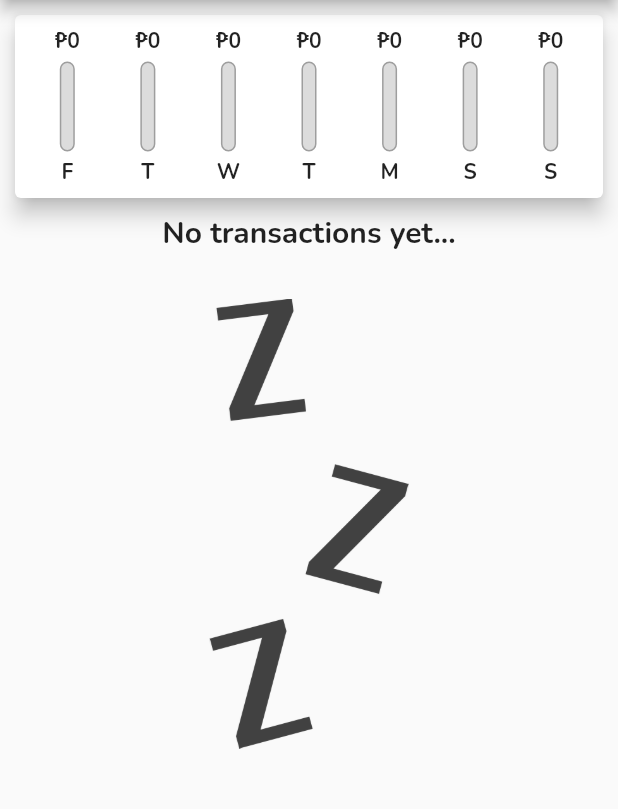
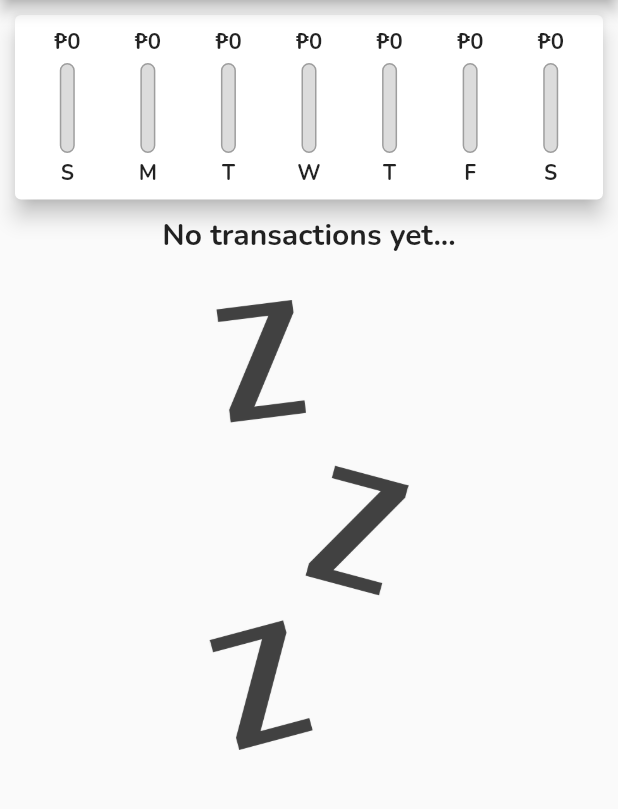
Before and after one commit to johnkevinlosito/personal_expenses_flutter, a Flutter app: the screen it shows after launch, on a phone screen of 412 x 824 dp, the part 84-893 px from its top. Run offline on Flutter 3.47's test engine with Material 2 defaults, Android fonts, the phone set to English and light mode, and no system bars; Roboto replaces fonts that are missing (OpenSans).

Commit message:
update chart

```diff
--- a/lib/widgets/chart.dart
+++ b/lib/widgets/chart.dart
@@ -7,10 +7,10 @@ class Chart extends StatelessWidget {
   final List<Transaction> recentTransactions;
 
   List<Map<String, Object>> get weekTransactions {
+    final today = DateTime.now();
+    final startWeek = today.subtract(Duration(days: today.weekday));
     return List.generate(7, (index) {
-      final weekDay = DateTime.now().subtract(
-        Duration(days: index),
-      );
+      final weekDay = startWeek.add(Duration(days: index));
       double totalSum = 0.0;
       for (var i = 0; i < recentTransactions.length; i++) {
         if (recentTransactions[i].date.day == weekDay.day &&
@@ -22,6 +22,7 @@ class Chart extends StatelessWidget {
 
       return {
         'day': DateFormat.E().format(weekDay).substring(0, 1),
+        'weekDay': weekDay.weekday,
         'amount': totalSum,
       };
     });
--- a/lib/widgets/chart_bar.dart
+++ b/lib/widgets/chart_bar.dart
@@ -17,11 +17,14 @@ class ChartBar extends StatelessWidget {
   Widget build(BuildContext context) {
     return Column(
       children: [
-        FittedBox(
-          child: Text(
-            '₱${NumberFormat.compact().format(amount)}',
-            style: const TextStyle(
-              fontWeight: FontWeight.bold,
+        SizedBox(
+          height: 20,
+          child: FittedBox(
+            child: Text(
+              '₱${NumberFormat.compact().format(amount)}',
+              style: const TextStyle(
+                fontWeight: FontWeight.bold,
+              ),
             ),
           ),
         ),
--- a/lib/widgets/transaction_list.dart
+++ b/lib/widgets/transaction_list.dart
@@ -9,7 +9,7 @@ class TransactionList extends StatelessWidget {
   @override
   Widget build(BuildContext context) {
     return SizedBox(
-      height: 500,
+      height: 400,
       child: transactions.isEmpty
           ? Column(
               children: [
```
